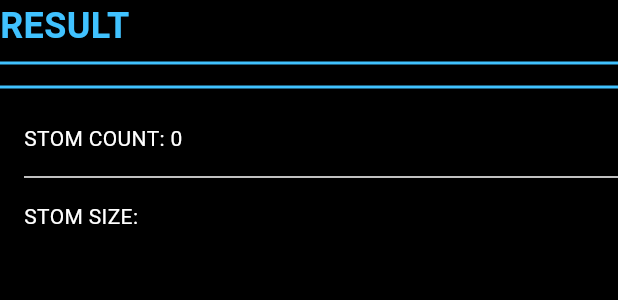
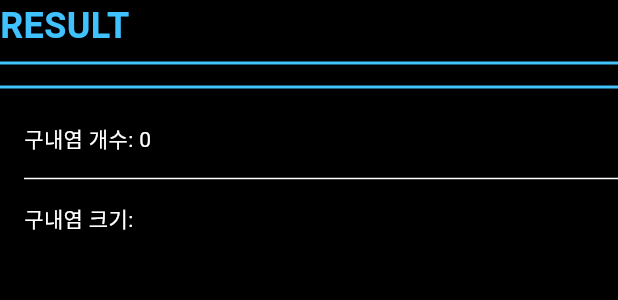
Before and after one commit to dbsgmlduf/EmmaAI, a Flutter app: the ResultPanel widget shown alone on an empty page, opened directly with empty values, on a phone screen of 412 x 824 dp. Shown: the top 300 px of the screen. Run offline on Flutter 3.47's test engine with Material 3 defaults, Android fonts, the phone set to English and light mode, and no system bars; our stand-ins replace image_picker, sqflite; accounts and stored records are empty.

Commit message:
stomatitis count&size 화면 출력

```diff
--- a/lib/widgets/analysis_text.dart
+++ b/lib/widgets/analysis_text.dart
@@ -12,33 +12,33 @@
       child: Column(
         crossAxisAlignment: CrossAxisAlignment.start,
         children: [
-          Text('RESULT',
-              style: TextStyle(
-                  color: Color(0xFF40C2FF),
-                  fontSize: 24,
-                  fontWeight: FontWeight.bold
-              )),
-          Divider(
-            color: Color(0xFF40C2FF),
-            thickness: 2,
+          Text(
+            'RESULT',
+            style: TextStyle(
+              color: Color(0xFF40C2FF),
+              fontSize: 24,
+              fontWeight: FontWeight.bold
+            )
           ),
-          Divider(
-            color: Color(0xFF40C2FF),
-            thickness: 2,
-          ),
+          Divider(color: Color(0xFF40C2FF), thickness: 2),
+          Divider(color: Color(0xFF40C2FF), thickness: 2),
           SizedBox(height: 16),
           Padding(
             padding: EdgeInsets.only(left: 16),
             child: Column(
               crossAxisAlignment: CrossAxisAlignment.start,
               children: [
-                Text('STOM COUNT: ${chart['stomCount'] ?? 0}',
-                    style: TextStyle(color: Colors.white)),
+                Text(
+                  '구내염 개수: ${chart['stomcount'] ?? '0'}',
+                  style: TextStyle(color: Colors.white)
+                ),
                 SizedBox(height: 8),
                 Divider(color: Colors.white, thickness: 1),
                 SizedBox(height: 8),
-                Text('STOM SIZE:',
-                    style: TextStyle(color: Colors.white)),
+                Text(
+                  '구내염 크기: ${chart['stomsize'] ?? '0'}',
+                  style: TextStyle(color: Colors.white)
+                ),
               ],
             ),
           ),
```
